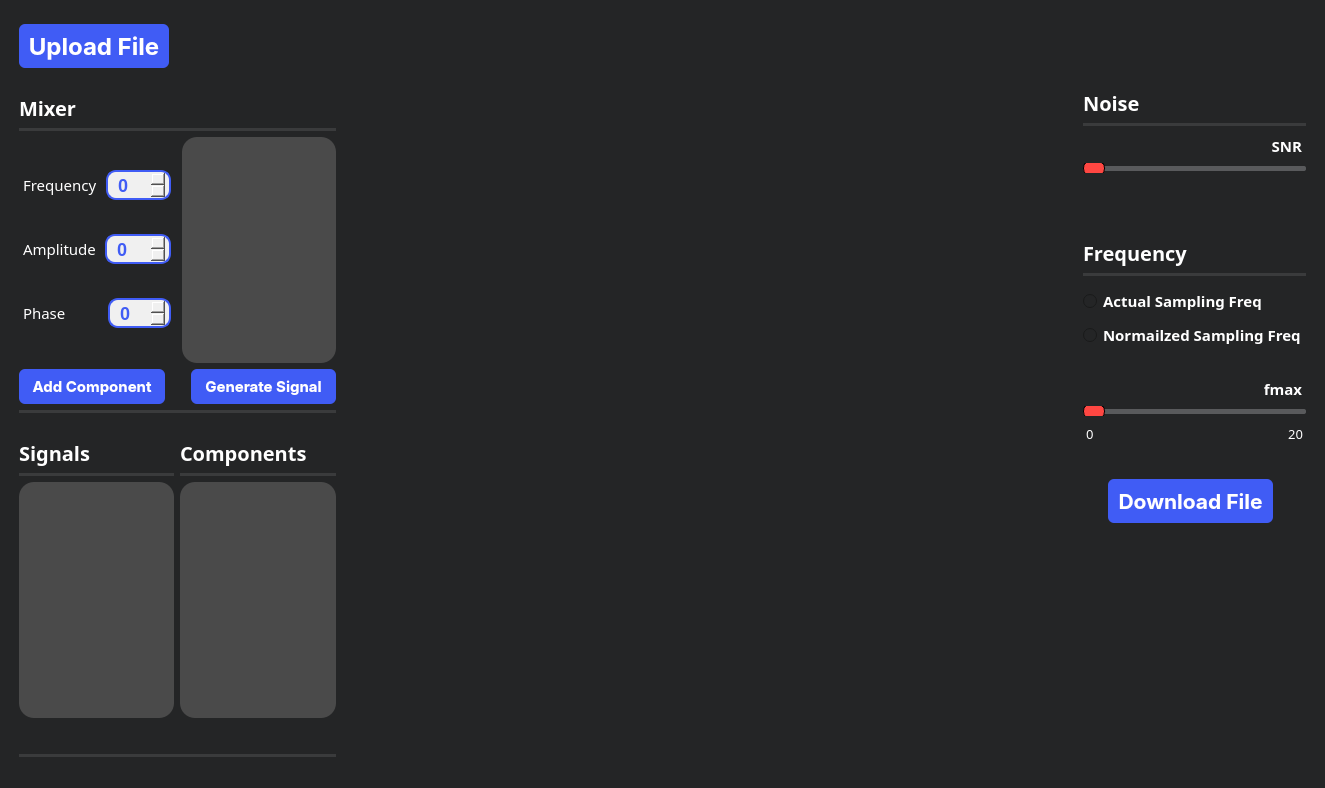
Above: mainwindow.ui from joyou159/Sampling-Studio before the change. Below: the same form after it.
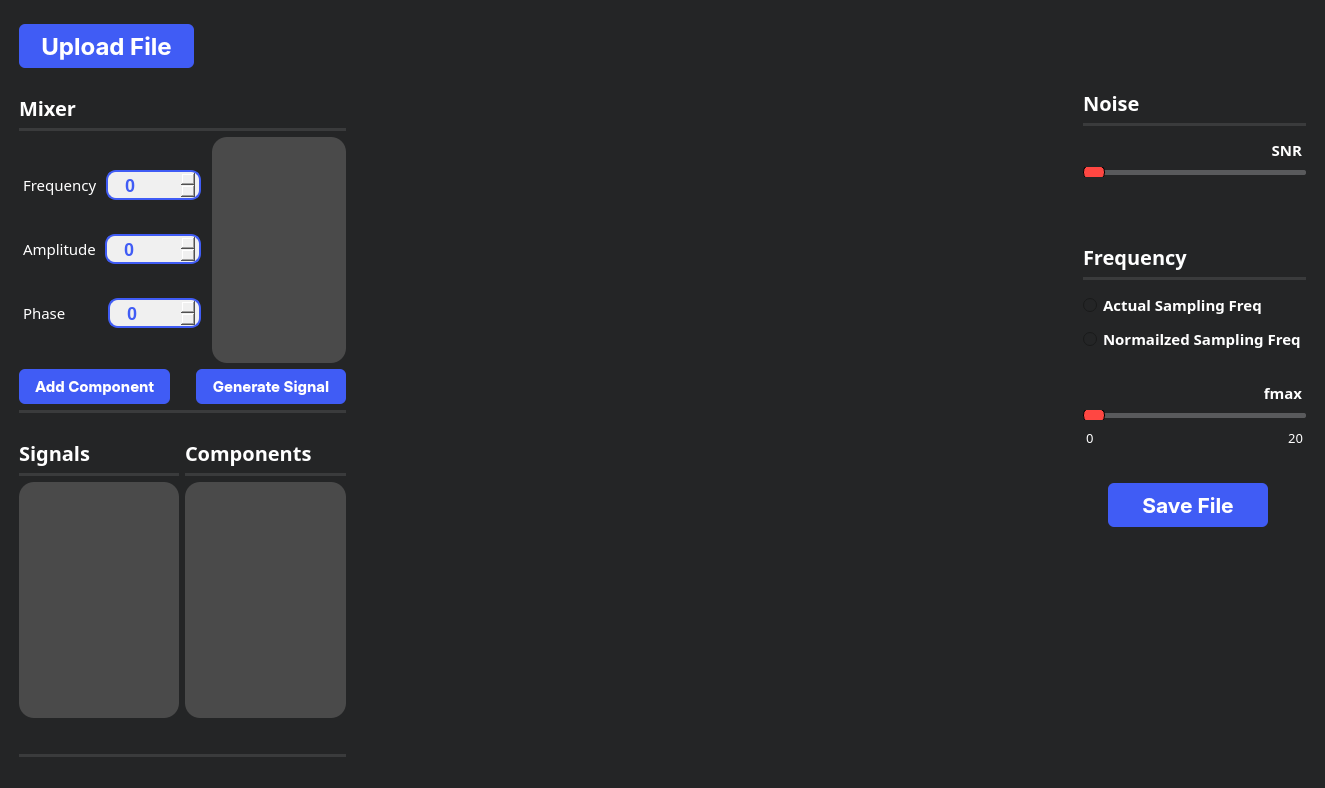
That is the form after the change. Icons and pictures are not drawn. Custom widgets are drawn as their Qt base class.

Diff of the .ui file:
```diff
--- a/mainwindow.ui
+++ b/mainwindow.ui
@@ -71,7 +71,7 @@
   transform: translateZ(0);
   transition: all .2s,box-shadow .08s ease-in;
   touch-action: manipulation;
-  width:130px;
+  width:155px;
 }
 QPushButton:hover{
 background-color: #283999;
@@ -84,6 +84,16 @@
           <property name="text">
            <string>Upload File</string>
           </property>
+          <property name="icon">
+           <iconset resource="resources.qrc">
+            <normaloff>:/Icons/Icons/upload-square-svgrepo-com.png</normaloff>:/Icons/Icons/upload-square-svgrepo-com.png</iconset>
+          </property>
+          <property name="iconSize">
+           <size>
+            <width>25</width>
+            <height>25</height>
+           </size>
+          </property>
          </widget>
         </item>
         <item>
@@ -205,11 +215,13 @@
     border: 2px solid #405cf5; /* Add a border for a modern look */
     border-radius: 10px; /* Slightly rounder corners */
     padding: 3px 8px; /* Increase padding for spacing */
+	padding-left: 15px;
 	margin: 0 5px;
     font-weight: bold;
     font-size: 18px; /* Adjust font size */
     text-align: center;
 	height:20px; 
+width: 50px;
 }
 
 /* QSpinBox Up Button (on the right) */
@@ -282,11 +294,13 @@
     border: 2px solid #405cf5; /* Add a border for a modern look */
     border-radius: 10px; /* Slightly rounder corners */
     padding: 3px 8px; /* Increase padding for spacing */
+	padding-left: 15px;
 	margin: 0 5px;
     font-weight: bold;
     font-size: 18px; /* Adjust font size */
     text-align: center;
 	height:20px; 
+width: 50px;
 }
 
 /* QSpinBox Up Button (on the right) */
@@ -362,11 +376,13 @@
     border: 2px solid #405cf5; /* Add a border for a modern look */
     border-radius: 10px; /* Slightly rounder corners */
     padding: 3px 8px; /* Increase padding for spacing */
+	padding-left: 15px;
 	margin: 0 5px;
     font-weight: bold;
     font-size: 18px; /* Adjust font size */
     text-align: center;
 	height:20px; 
+width: 50px;
 }
 
 /* QSpinBox Up Button (on the right) */
@@ -853,7 +869,7 @@
         </property>
         <property name="sizeHint" stdset="0">
          <size>
-          <width>40</width>
+          <width>25</width>
           <height>20</height>
          </size>
         </property>
@@ -885,7 +901,7 @@
         </property>
         <property name="sizeHint" stdset="0">
          <size>
-          <width>40</width>
+          <width>25</width>
           <height>20</height>
          </size>
         </property>
@@ -976,7 +992,7 @@
             <property name="styleSheet">
              <string notr="true">color:white;
 font-weight:10000px;
-margin-top: 3px;</string>
+margin-top: 7px;</string>
             </property>
             <property name="text">
              <string>SNR</string>
@@ -1339,7 +1355,7 @@
   transform: translateZ(0);
   transition: all .2s,box-shadow .08s ease-in;
   touch-action: manipulation;
-  width:145px;
+  width:140px;
 }
 QPushButton:hover{
 background-color: #283999;
@@ -1350,7 +1366,17 @@
 </string>
           </property>
           <property name="text">
-           <string>Download File</string>
+           <string>Save File</string>
+          </property>
+          <property name="icon">
+           <iconset resource="resources.qrc">
+            <normaloff>:/Icons/Icons/save-svgrepo-com.png</normaloff>:/Icons/Icons/save-svgrepo-com.png</iconset>
+          </property>
+          <property name="iconSize">
+           <size>
+            <width>30</width>
+            <height>27</height>
+           </size>
           </property>
          </widget>
         </item>
```
Left out of the diff: 18 changed lines with no effect on the pictures.
